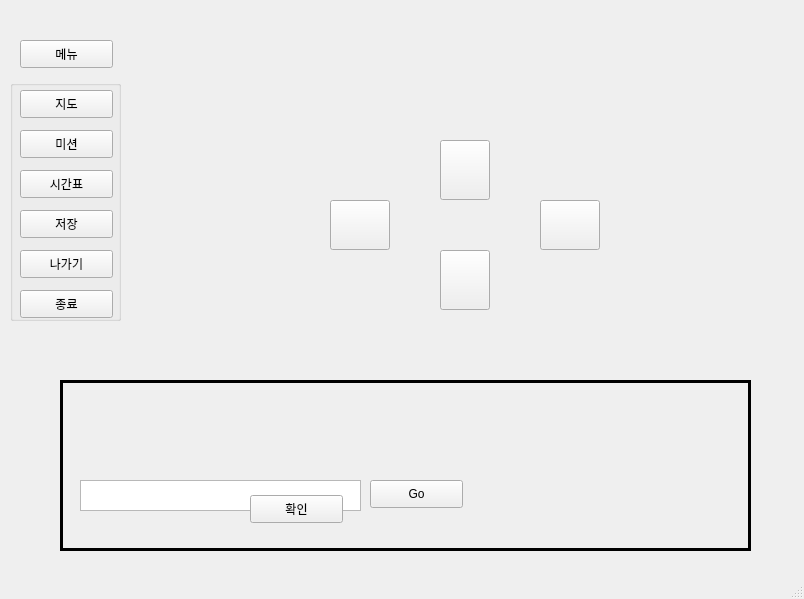
Above: Final/first_screen/basic_screen.ui from hyeji1221/Sangmyung_Simulation_Game before the change. Below: the same form after it.
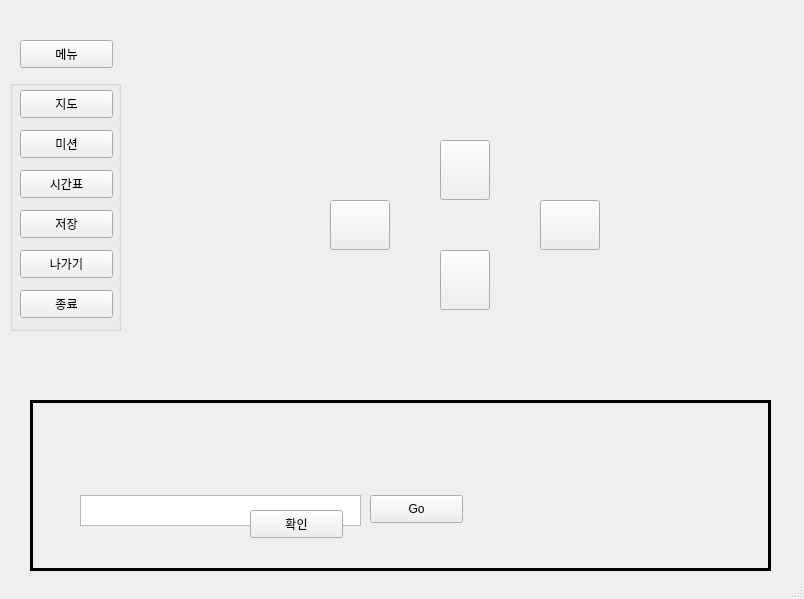
That is the form after the change. Icons and pictures are not drawn.

Diff of the .ui file:
```diff
--- a/Final/first_screen/basic_screen.ui
+++ b/Final/first_screen/basic_screen.ui
@@ -33,7 +33,7 @@
       <x>10</x>
       <y>80</y>
       <width>111</width>
-      <height>241</height>
+      <height>251</height>
      </rect>
     </property>
     <property name="title">
@@ -121,12 +121,17 @@
    <widget class="QLabel" name="chat">
     <property name="geometry">
      <rect>
-      <x>60</x>
-      <y>380</y>
-      <width>691</width>
+      <x>30</x>
+      <y>400</y>
+      <width>741</width>
       <height>171</height>
      </rect>
     </property>
+    <property name="font">
+     <font>
+      <pointsize>10</pointsize>
+     </font>
+    </property>
     <property name="frameShape">
      <enum>QFrame::Box</enum>
     </property>
@@ -143,10 +148,10 @@
    <widget class="QLabel" name="img_label">
     <property name="geometry">
      <rect>
-      <x>150</x>
-      <y>20</y>
-      <width>631</width>
-      <height>351</height>
+      <x>0</x>
+      <y>10</y>
+      <width>801</width>
+      <height>361</height>
      </rect>
     </property>
     <property name="text">
@@ -204,7 +209,7 @@
     <property name="geometry">
      <rect>
       <x>80</x>
-      <y>480</y>
+      <y>495</y>
       <width>281</width>
       <height>31</height>
      </rect>
@@ -214,7 +219,7 @@
     <property name="geometry">
      <rect>
       <x>370</x>
-      <y>480</y>
+      <y>495</y>
       <width>93</width>
       <height>28</height>
      </rect>
@@ -273,7 +278,7 @@
     <property name="geometry">
      <rect>
       <x>250</x>
-      <y>495</y>
+      <y>510</y>
       <width>93</width>
       <height>28</height>
      </rect>
```
Left out of the diff: 11 changed lines with no effect on the pictures.
